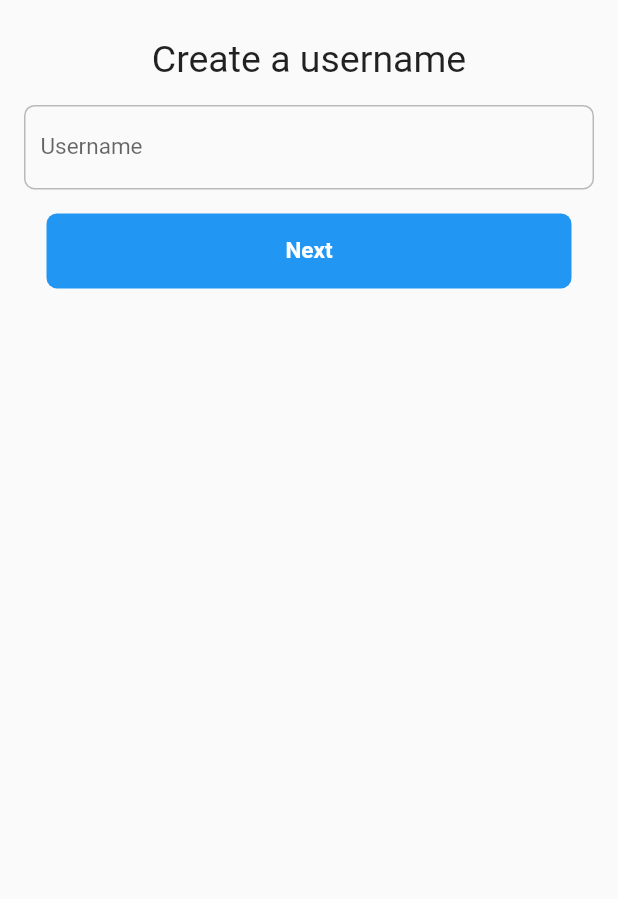
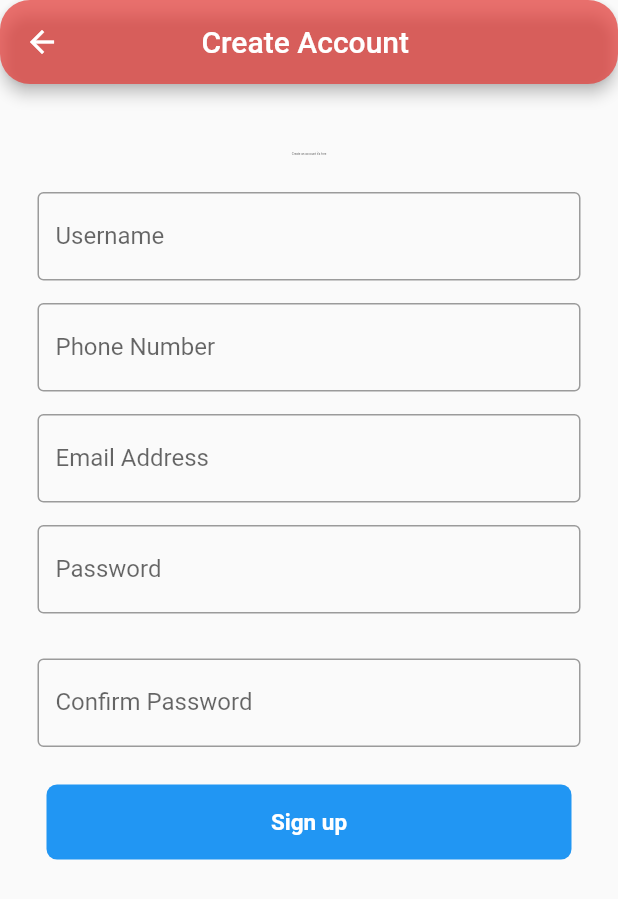
Before and after one commit to Babu-MB/app_build, a Flutter app: the CreateAccount screen opened directly, on a phone screen of 412 x 824 dp. Shown: the top 899 px of the screen. Run offline on Flutter 3.47's test engine with Material 2 defaults, Android fonts, the phone set to English and light mode, and no system bars.

Commit message:
commit on master

```diff
--- a/lib/create_account.dart
+++ b/lib/create_account.dart
@@ -1,4 +1,5 @@
 import 'package:flutter/material.dart';
+//import './first.dart';
 
 class CreateAccount extends StatefulWidget {
   @override
@@ -15,32 +16,82 @@ class _CreateAccountState extends State<CreateAccount> {
     super.dispose();
   }
 
-  @override
   Widget build(BuildContext context2) {
-    return Column(children: [
+    return Scaffold(
+      appBar: AppBar(
+        title: Text('Create Account '),
+        centerTitle: true,
+        backgroundColor: Colors.red[600].withOpacity(0.7),
+        shape: RoundedRectangleBorder(borderRadius: BorderRadius.circular(20)),
+      ),
+      body: SingleChildScrollView(
+        physics: AlwaysScrollableScrollPhysics(),
+        padding: EdgeInsets.symmetric(horizontal: 10, vertical: 20),
+        child: Column(children: <Widget>[
           Padding(
             padding: const EdgeInsets.only(top: 25.0),
             child: Center(
               child: Text(
-            "Create a username",
-            style: TextStyle(fontSize: 25.0),
+                "Create an account it's free",
+                style: TextStyle(fontSize: 2.0),
               ),
             ),
           ),
           Padding(
-        padding: const EdgeInsets.all(16.0),
-        child: Container(
-          decoration: BoxDecoration(
-              border: Border.all(width: 1.0, color: Colors.black26),
-              borderRadius: BorderRadius.circular(7.0)),
+            //padding: const EdgeInsets.only(left:15.0,right: 15.0,top:0,bottom: 0),
+            padding: const EdgeInsets.only(
+                left: 15.0, right: 15.0, top: 25, bottom: 0),
             child: TextField(
-            controller: name,
               decoration: InputDecoration(
-                border: InputBorder.none,
-                contentPadding: const EdgeInsets.all(10.0),
-                labelText: "Username",
-                labelStyle: TextStyle(fontSize: 15.0)),
+                  border: OutlineInputBorder(),
+                  labelText: 'Username',
+                  hintText: ''),
             ),
+          ),
+          Padding(
+            padding: const EdgeInsets.only(
+                left: 15.0, right: 15.0, top: 15, bottom: 0),
+            //padding: EdgeInsets.symmetric(horizontal: 15),
+            child: TextField(
+              decoration: InputDecoration(
+                  border: OutlineInputBorder(),
+                  labelText: 'Phone Number',
+                  hintText: '+254'),
+            ),
+          ),
+          Padding(
+            padding: const EdgeInsets.only(
+                left: 15.0, right: 15.0, top: 15, bottom: 0),
+            //padding: EdgeInsets.symmetric(horizontal: 15),
+            child: TextField(
+              decoration: InputDecoration(
+                  border: OutlineInputBorder(),
+                  labelText: 'Email Address',
+                  hintText: 'Enter valid email'),
+            ),
+          ),
+          Padding(
+            padding: const EdgeInsets.only(
+                left: 15.0, right: 15.0, top: 15, bottom: 15),
+            //padding: EdgeInsets.symmetric(horizontal: 15),
+            child: TextField(
+              obscureText: true,
+              decoration: InputDecoration(
+                  border: OutlineInputBorder(),
+                  labelText: 'Password',
+                  hintText: 'Minimum of 8 charactrs'),
+            ),
+          ),
+          Padding(
+            padding: const EdgeInsets.only(
+                left: 15.0, right: 15.0, top: 15, bottom: 25),
+            //padding: EdgeInsets.symmetric(horizontal: 15),
+            child: TextField(
+              obscureText: true,
+              decoration: InputDecoration(
+                  border: OutlineInputBorder(),
+                  labelText: 'Confirm Password',
+                  hintText: ''),
             ),
           ),
           GestureDetector(
@@ -55,15 +106,18 @@ class _CreateAccountState extends State<CreateAccount> {
                 height: 50.0,
                 child: Center(
                     child: Text(
-              "Next",
+                  " Sign up ",
                   style: TextStyle(
                       color: Colors.white,
                       fontSize: 15.0,
                       fontWeight: FontWeight.bold),
                 )),
                 decoration: BoxDecoration(
-                color: Colors.blue, borderRadius: BorderRadius.circular(7.0)),
+                    color: Colors.blue,
+                    borderRadius: BorderRadius.circular(7.0)),
               ))
-    ]);
+        ]),
+      ),
+    );
   }
 }
--- a/lib/main.dart
+++ b/lib/main.dart
@@ -16,6 +16,7 @@ class MyApp extends StatelessWidget {
   Widget build(BuildContext context) {
     return MaterialApp(
       title: 'Flutter Demo',
+      debugShowCheckedModeBanner: false,
       theme: ThemeData(
         primarySwatch: Colors.blue,
       ),
--- a/pubspec.yaml
+++ b/pubspec.yaml
@@ -23,7 +23,9 @@ environment:
 dependencies:
   flutter:
    sdk: flutter
- # footer:
+
+ # flutter_staggered_grid_view: "^0.2.2"
+  footer:
 
 
   # The following adds the Cupertino Icons font to your application.
```
Also changed, not shown: lib/login.dart (+70 -16 lines), lib/tabs.dart (added, +438 -0 lines), assets/images/background.jpg, assets/images/boychild.jpg, assets/images/dirt.jpg, assets/images/google.jpg (added), assets/images/image2.jpg (added), assets/images/images.jpg (added), assets/images/kipchoge.jpg, assets/images/laptop.jpg (added), assets/images/mars.jpg, assets/images/software.jpg (added), assets/images/tools.jpg (added), pubspec.lock, 1 other file. Lines whose indentation alone changed are shown as unchanged.
